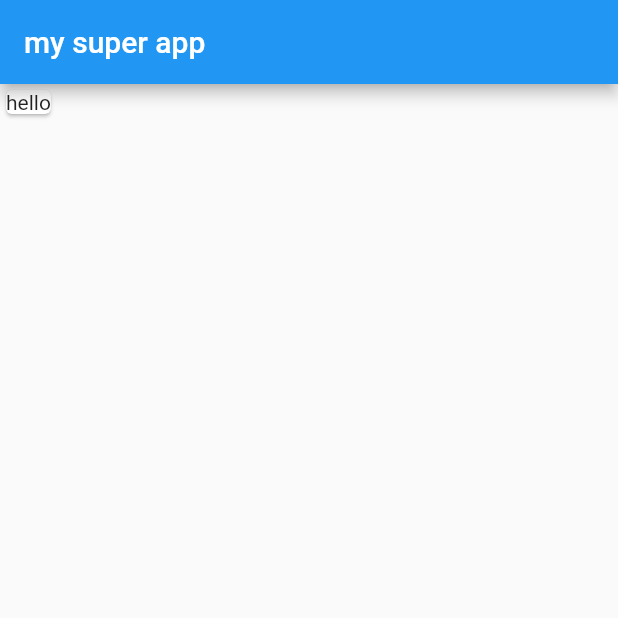
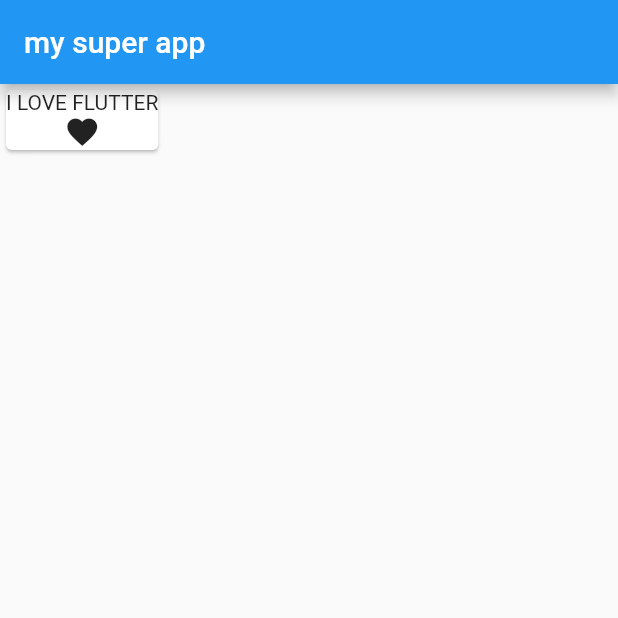
Before and after one commit to khalillakhdhar/statelessdemo, a Flutter app: the screen it shows after launch, on a phone screen of 412 x 824 dp, the top half of it. Run offline on Flutter 3.47's test engine with Material 2 defaults, Android fonts, the light colour scheme and no system bars.

Commit message:
Update main.dart

```diff
--- a/stateless/lib/main.dart
+++ b/stateless/lib/main.dart
@@ -37,7 +37,8 @@ class MyCard extends StatelessWidget {
         child: new Container(
           child: new Column(
             children: <Widget>[
-              new Text("hello"),
+              new Text("I LOVE FLUTTER"),
+              new Icon(Icons.favorite)
             ],
           ),
         ),
```
